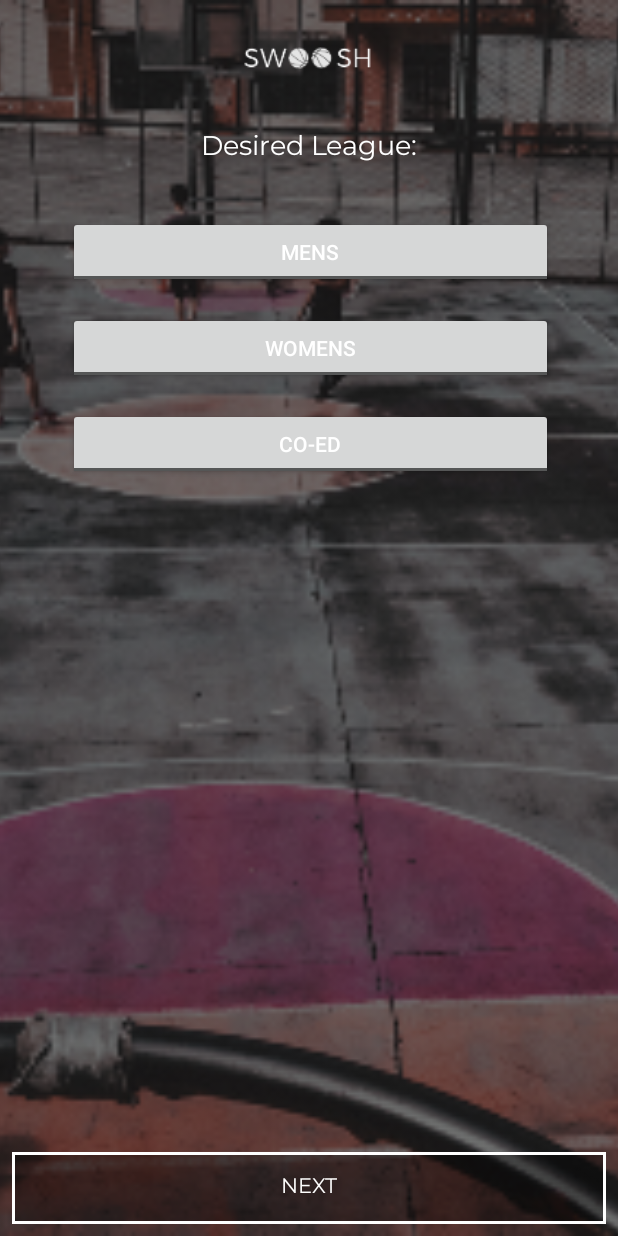
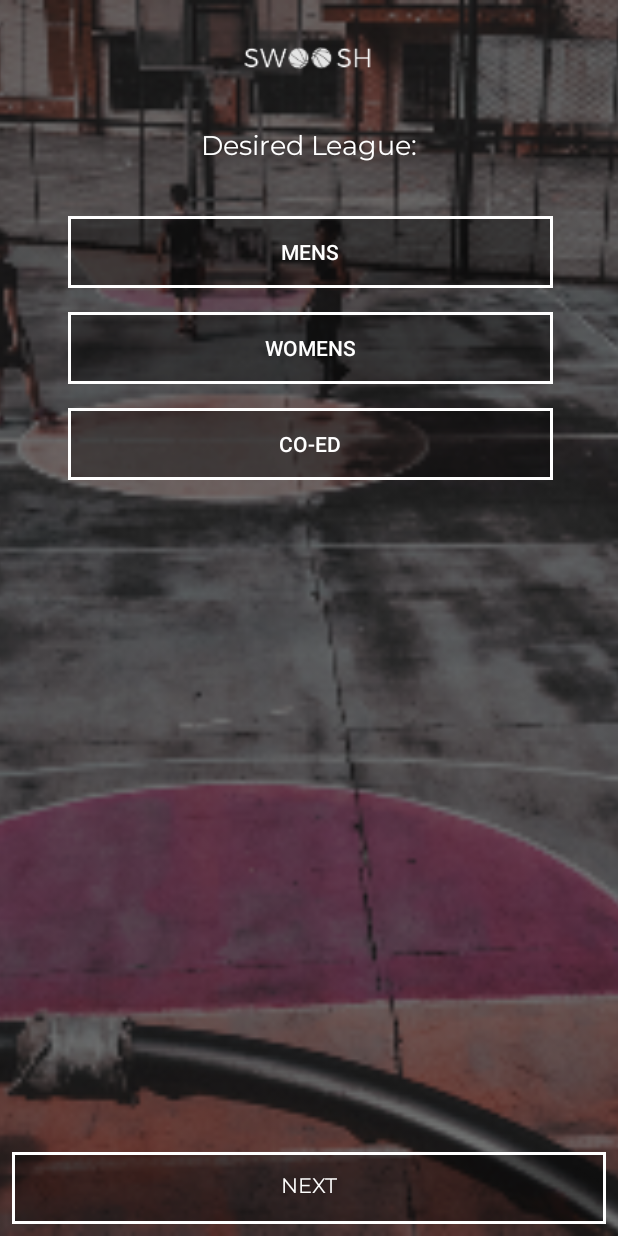
Before and after one commit to gredimano/Swoosh, an Android app: the LeagueActivity screen opened directly, with no data from a screen before it, on a phone screen of 412 x 824 dp. Run offline under Robolectric (Android 15) with nearby library versions, the phone set to English and light mode, and no system bars.

Commit message:
Lesson 3.

```diff
--- a/app/src/main/res/layout/activity_league.xml
+++ b/app/src/main/res/layout/activity_league.xml
@@ -10,6 +10,7 @@
         android:id="@+id/imageView3"
         android:layout_width="0dp"
         android:layout_height="0dp"
+        android:contentDescription="@string/background_image"
         android:scaleType="centerCrop"
         android:src="@drawable/desiredleaguebg"
         app:layout_constraintBottom_toBottomOf="parent"
@@ -26,6 +27,7 @@
         android:layout_marginEnd="8dp"
         android:layout_marginStart="8dp"
         android:layout_marginTop="24dp"
+        android:contentDescription="@string/app_logo"
         android:scaleType="fitCenter"
         app:layout_constraintEnd_toEndOf="parent"
         app:layout_constraintLeft_toLeftOf="parent"
@@ -42,7 +44,7 @@
         android:layout_marginStart="8dp"
         android:layout_marginTop="32dp"
         android:fontFamily="@font/montserrat"
-        android:text="Desired League:"
+        android:text="@string/desired_league"
         android:textColor="@android:color/white"
         android:textSize="18sp"
         app:layout_constraintEnd_toEndOf="parent"
@@ -69,11 +71,11 @@
             android:id="@+id/toggleButton4"
             android:layout_width="match_parent"
             android:layout_height="wrap_content"
-            android:text="Mens"
+            android:background="@drawable/swoosh_toggle"
+            android:text="@string/mens"
             android:textColor="@android:color/white"
-            android:textOff="Mens"
-            android:textOn="Mens"
-            tools:background="@drawable/swoosh_toggle" />
+            android:textOff="@string/mens"
+            android:textOn="@string/mens" />
 
         <ToggleButton
             android:id="@+id/toggleButton3"
@@ -81,21 +83,21 @@
             android:layout_height="wrap_content"
             android:layout_marginBottom="16dp"
             android:layout_marginTop="16dp"
-            android:text="Womens"
+            android:background="@drawable/swoosh_toggle"
+            android:text="@string/womens"
             android:textColor="@android:color/white"
-            android:textOff="Womens"
-            android:textOn="Womens"
-            tools:background="@drawable/swoosh_toggle" />
+            android:textOff="@string/womens"
+            android:textOn="@string/womens" />
 
         <ToggleButton
             android:id="@+id/toggleButton2"
             android:layout_width="match_parent"
             android:layout_height="wrap_content"
-            android:text="Co-Ed"
+            android:background="@drawable/swoosh_toggle"
+            android:text="@string/co_ed"
             android:textColor="@android:color/white"
-            android:textOff="Co-Ed"
-            android:textOn="Co-Ed"
-            tools:background="@drawable/swoosh_toggle" />
+            android:textOff="@string/co_ed"
+            android:textOn="@string/co_ed" />
     </LinearLayout>
 
     <android.support.constraint.Guideline
@@ -114,7 +116,7 @@
         android:layout_marginStart="8dp"
         android:background="@drawable/swoosh_button"
         android:fontFamily="@font/montserrat"
-        android:text="NEXT"
+        android:text="@string/next"
         android:textColor="@android:color/white"
         app:layout_constraintBottom_toBottomOf="parent"
         app:layout_constraintEnd_toEndOf="parent"
--- a/app/src/main/res/values/strings.xml
+++ b/app/src/main/res/values/strings.xml
@@ -1,3 +1,15 @@
 <resources>
     <string name="app_name">Swoosh</string>
+    <string name="background_image">background image</string>
+    <string name="app_logo">app logo</string>
+    <string name="desired_league">Desired League:</string>
+    <string name="mens">Mens</string>
+    <string name="womens">Womens</string>
+    <string name="co_ed">Co-Ed</string>
+    <string name="next">NEXT</string>
+    <string name="screen_background">screen background</string>
+    <string name="go_all_in">GO ALL IN</string>
+    <string name="on_going_all_out">ON GOING ALL OUT</string>
+    <string name="welcome_description">Find a team in your city, and dominate the league.</string>
+    <string name="get_started">GET STARTED</string>
 </resources>
```
Also changed, not shown: app/src/main/java/com/redredimano/swoosh/WelcomeActivity.kt (+8 -1 lines), app/src/main/res/layout/activity_welcome.xml (+7 -5 lines).
